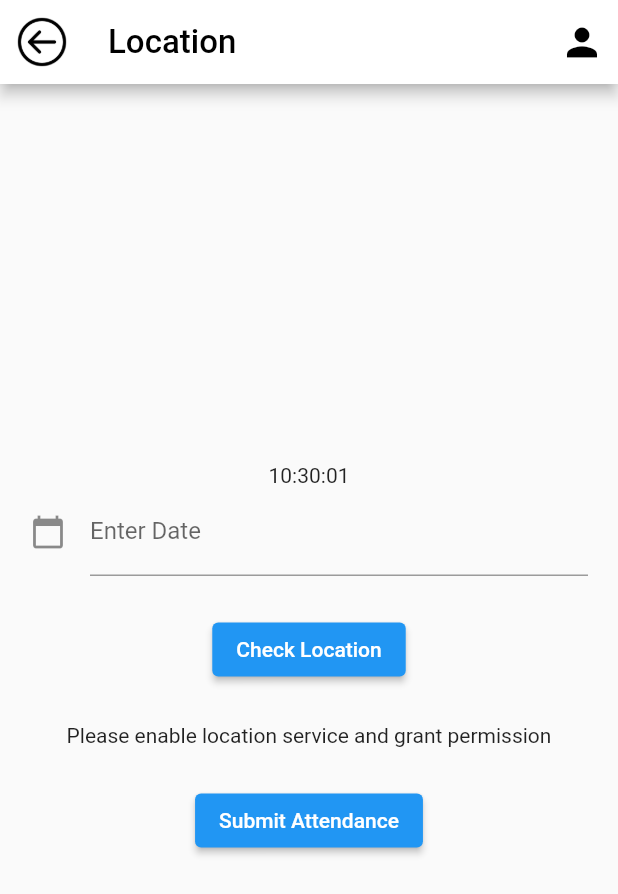
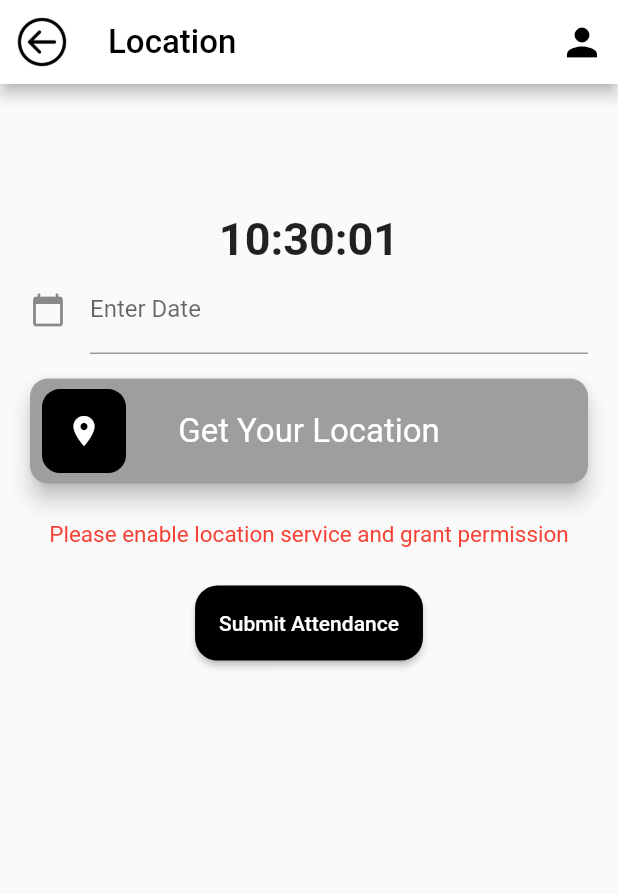
Before and after one commit to funky-dev99/Attendance-User, a Flutter app: the AttendLoc screen opened directly, on a phone screen of 412 x 824 dp. Shown: the top 894 px of the screen. Run offline on Flutter 3.47's test engine with Material 2 defaults, Android fonts, the phone set to English and light mode, and no system bars; drawn by our look-alikes of slide_to_act; our stand-ins replace file_picker, image_picker, location, qr_flutter, shared_preferences; missing offline and left inert: flutter_pdfview; accounts and stored records are empty.

Commit message:
Slide Button Added Get Location
Atten_location.dart edite for decoration and aded Slide button

```diff
--- a/attend_user/lib/pages/attend_location.dart
+++ b/attend_user/lib/pages/attend_location.dart
@@ -1,8 +1,10 @@
 import 'dart:async';
 
+import 'package:attend_user/methods/methods.dart';
 import 'package:flutter/material.dart';
 import 'package:location/location.dart';
 import 'package:intl/intl.dart';
+import 'package:slide_to_act/slide_to_act.dart';
 
 import 'attendance.dart';
 
@@ -16,8 +18,17 @@ class AttendLoc extends StatefulWidget {
 class _AttendLocState extends State<AttendLoc> {
   // TextEditingController dateController = TextEditingController();
   TextEditingController dateController = TextEditingController();
+  Timer? _resetTimer;
+  GlobalKey<SlideActionState> slideActionKey = GlobalKey();
+
 
   @override
+
+  void dispose() {
+    _resetTimer?.cancel();
+    super.dispose();
+  }
+
   void initState() {
     dateController.text = "";
     _timeString = _formatDateTime(DateTime.now());
@@ -34,8 +45,17 @@ class _AttendLocState extends State<AttendLoc> {
 
   LocationData? _userLocation;
 
+  void _startResetTimer() {
+    _resetTimer?.cancel();
+    _resetTimer = Timer(Duration(seconds: 1), () {
+      slideActionKey.currentState?.reset();
+    });
+  }
+
   Future<void> _getUserLocation() async {
     Location location = Location();
+    print('Getting user location...');
+    _startResetTimer();
 
     _serviceEnabled = await location.serviceEnabled();
     if (_serviceEnabled) {
@@ -87,14 +107,14 @@ class _AttendLocState extends State<AttendLoc> {
             onPressed: (){},)
         ],
       ),
-      body: Center(
-        child: Padding(
+      body: Padding(
         padding: const EdgeInsets.all(20),
         child: Column(
-            mainAxisAlignment: MainAxisAlignment.center,
+          // mainAxisAlignment: MainAxisAlignment.center,
           children: [
+            SizedBox(height: getSizeBoxHeightL(context)),
 
-              Text(_timeString),
+            Text(_timeString,style: TextStyle(fontSize: 30,fontWeight: FontWeight.bold),),
 
             TextField(
 
@@ -130,38 +150,55 @@ class _AttendLocState extends State<AttendLoc> {
             ),
 
 
-              SizedBox(height: 25),
+            SizedBox(height: getSizeBoxHeight(context)),
+
+            SlideAction(
+              onSubmit: _getUserLocation,
+              text: 'Get Your Location',
+              textStyle: TextStyle(color: Colors.white, fontSize: 22),
+              borderRadius: 12,
+              innerColor: Colors.black,
+              outerColor: Colors.grey,
+              sliderButtonIcon: Icon(Icons.location_on,color: Colors.white,),
+
+            ),
 
 
-              ElevatedButton(
-                onPressed: _getUserLocation,
-                child: const Text('Check Location'),
-              ),
+            // ElevatedButton(
+            //   onPressed: _getUserLocation,
+            //   child: const Text('Check Location'),
+            // ),
             const SizedBox(height: 25),
             _userLocation != null
                 ? Wrap(
               children: [
-                  Text('Your latitude: ${_userLocation?.latitude}'),
+                Text('Your latitude: ${_userLocation?.latitude}',style: TextStyle(fontSize: 15,color: Colors.blue),),
                 const SizedBox(width: 10),
-                  Text('Your longitude: ${_userLocation?.longitude}'),
+                Text('Your longitude: ${_userLocation?.longitude}',style: TextStyle(fontSize: 15,color: Colors.blue),),
               ],
             )
                 : const Text(
-                  'Please enable location service and grant permission'),
+                'Please enable location service and grant permission',style: TextStyle(fontSize: 15,color: Colors.red),),
 
             SizedBox(height: 25),
 
-              ElevatedButton(
+            MaterialButton(
               onPressed: (){
                 print('Latitude: ${_userLocation?.latitude}');
                 print('Longitude: ${_userLocation?.longitude}');
                 print('Time:$_timeString');
               },
-                child: const Text('Submit Attendance'),)
+              child: const Text('Submit Attendance',style: TextStyle(color: Colors.white),),
+              minWidth: 150.0,
+              height: 50.0,
+              color: Colors.black,
+              shape: RoundedRectangleBorder(
+                borderRadius: BorderRadius.circular(15.0),
+            ),
+            ),
 
 
           ],
-          ),
         ),
       ),
     );
--- a/attend_user/pubspec.yaml
+++ b/attend_user/pubspec.yaml
@@ -47,6 +47,7 @@ dependencies:
   image_picker: ^0.8.4+4
   flutter_pdfview: any
   url_launcher: any
+  slide_to_act: ^2.0.1
 
 
 dev_dependencies:
```
Also changed, not shown: attend_user/pubspec.lock. Lines whose indentation alone changed are shown as unchanged.
